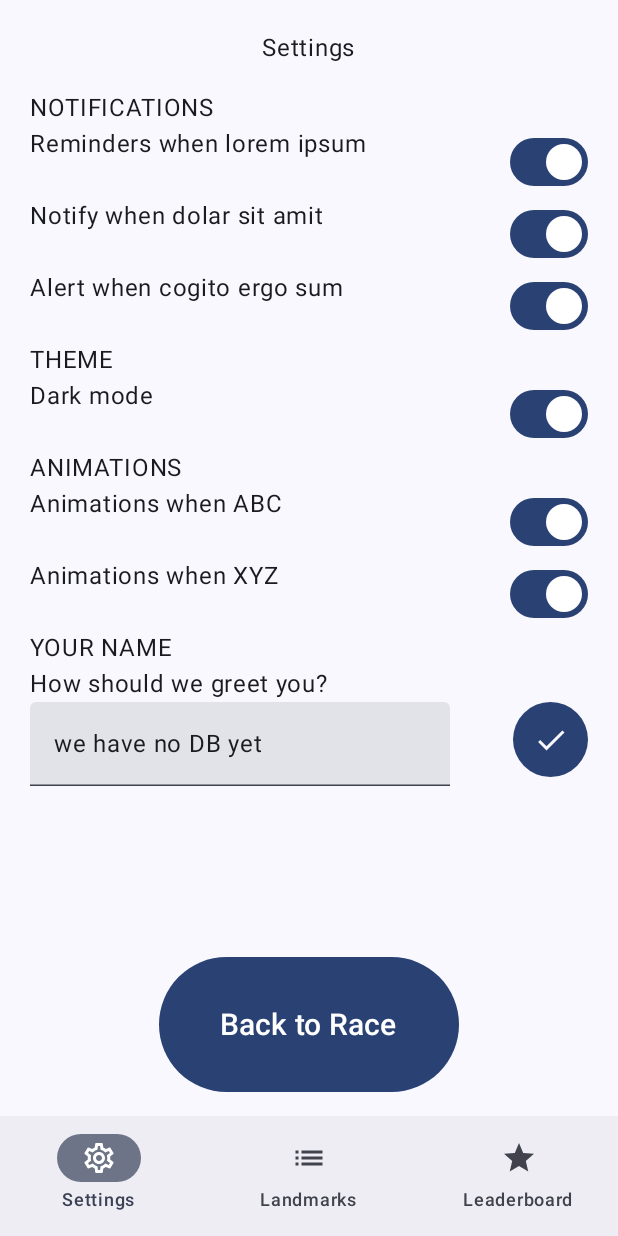
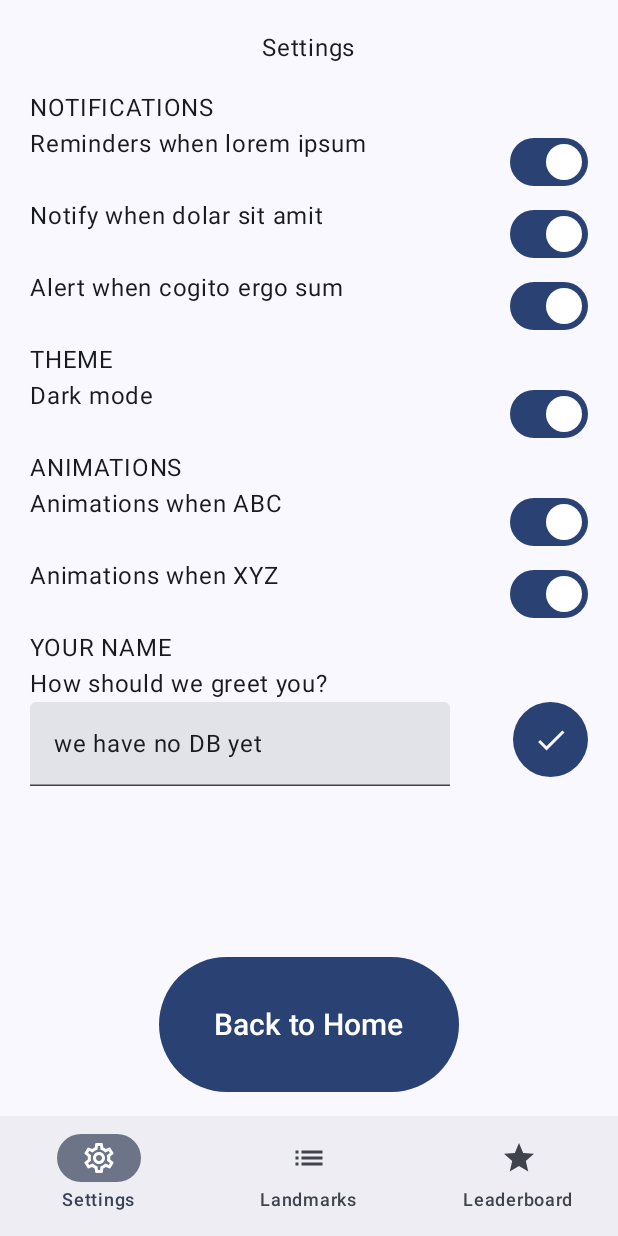
Before and after one commit to priscilla-if/UCanScan, an Android app built with Jetpack Compose: the PreferencesScreen screen opened through its navigation route, on a phone screen of 412 x 824 dp. Run offline under Robolectric (Android 15) with nearby library versions, the phone set to English and light mode, and no system bars.

Commit message:
Back to race button is now displayed as 'Back to Home' button if the user is not in a race and it'll take them back to the main menu. Fixed issue with top app bar not displaying on the settings screen

```diff
--- a/app/src/main/java/nz/ac/uclive/dsi61/ucanscan/screens/Landmarks.kt
+++ b/app/src/main/java/nz/ac/uclive/dsi61/ucanscan/screens/Landmarks.kt
@@ -81,7 +81,7 @@ fun LandmarksScreen(context: Context,
                 }
             }
 
-            BackToRaceButtonContainer(navController, innerPadding)
+            BackToRaceButtonContainer(navController, innerPadding, isRaceStartedModel.isRaceStarted)
 
             BackHandler {
                 navController.popBackStack()
--- a/app/src/main/java/nz/ac/uclive/dsi61/ucanscan/screens/Leaderboard.kt
+++ b/app/src/main/java/nz/ac/uclive/dsi61/ucanscan/screens/Leaderboard.kt
@@ -76,7 +76,7 @@ fun LeaderboardScreen(context: Context,
                 }
             }
 
-            BackToRaceButtonContainer(navController, innerPadding)
+            BackToRaceButtonContainer(navController, innerPadding, isRaceStartedModel.isRaceStarted)
 
         }
     )
--- a/app/src/main/java/nz/ac/uclive/dsi61/ucanscan/screens/Preferences.kt
+++ b/app/src/main/java/nz/ac/uclive/dsi61/ucanscan/screens/Preferences.kt
@@ -11,7 +11,6 @@ import androidx.compose.foundation.layout.Column
 import androidx.compose.foundation.layout.Row
 import androidx.compose.foundation.layout.Spacer
 import androidx.compose.foundation.layout.aspectRatio
-import androidx.compose.foundation.layout.fillMaxSize
 import androidx.compose.foundation.layout.fillMaxWidth
 import androidx.compose.foundation.layout.height
 import androidx.compose.foundation.layout.padding
@@ -23,7 +22,6 @@ import androidx.compose.material3.FilledIconButton
 import androidx.compose.material3.Icon
 import androidx.compose.material3.MaterialTheme
 import androidx.compose.material3.Scaffold
-import androidx.compose.material3.Surface
 import androidx.compose.material3.Switch
 import androidx.compose.material3.Text
 import androidx.compose.material3.TextField
@@ -63,12 +61,6 @@ fun PreferencesScreen(context: Context,
 
     Scaffold( bottomBar={ BottomNavigationBar(navController) },
         content={ innerPadding ->
-
-            Surface(
-            modifier = Modifier.fillMaxSize(),
-            color = MaterialTheme.colorScheme.background
-        ) {
-
             val openDialog = remember { mutableStateOf(false)  }
 
             TopNavigationBar(
@@ -83,16 +75,15 @@ fun PreferencesScreen(context: Context,
             StopwatchIncrementFunctionality(stopwatchViewModel)
 
 
-
                 Column(
                 modifier = Modifier
-                    .fillMaxWidth()
-                    .padding(20.dp),
+                    .fillMaxWidth().padding(20.dp),
                 horizontalAlignment = Alignment.CenterHorizontally
             ) {
 
-
-
+                    if (isRaceStartedModel.isRaceStarted.value) {
+                        Spacer(modifier = Modifier.height(50.dp))
+                    }
 
                 Text(
                     text = stringResource(R.string.preferences)
@@ -297,10 +288,9 @@ fun PreferencesScreen(context: Context,
                     }
                 }
             }
-            // TODO: Add a conditional so that this only displays if a race is in progress.
-            BackToRaceButtonContainer(navController, innerPadding)
+            BackToRaceButtonContainer(navController, innerPadding, isRaceStartedModel.isRaceStarted)
 
-        }
+
 
     })
 
--- a/app/src/main/java/nz/ac/uclive/dsi61/ucanscan/screens/Race.kt
+++ b/app/src/main/java/nz/ac/uclive/dsi61/ucanscan/screens/Race.kt
@@ -24,11 +24,8 @@ import androidx.compose.material3.Text
 import androidx.compose.runtime.Composable
 import androidx.compose.ui.Alignment
 import androidx.compose.ui.Modifier
-import androidx.compose.material3.AlertDialog
-import androidx.compose.material3.MaterialTheme
-import androidx.compose.material3.TopAppBar
-import androidx.compose.material3.TopAppBarDefaults
 import androidx.compose.runtime.LaunchedEffect
+import androidx.compose.runtime.State
 import androidx.compose.runtime.mutableStateOf
 import androidx.compose.runtime.remember
 import androidx.compose.runtime.withFrameMillis
@@ -160,7 +157,7 @@ fun RaceScreen(context: Context,
     )}
 
 @Composable
-fun BackToRaceButtonContainer(navController: NavController, innerPadding: PaddingValues) {
+fun BackToRaceButtonContainer(navController: NavController, innerPadding: PaddingValues, isRaceStarted: State<Boolean>) {
     Box(
         modifier = Modifier.fillMaxSize()
     ) {
@@ -174,14 +171,18 @@ fun BackToRaceButtonContainer(navController: NavController, innerPadding: Paddin
 
             Button(
                 onClick = {
-                    navController.navigate(Screens.Race.route)
+                    if (isRaceStarted.value) {
+                        navController.navigate(Screens.Race.route)
+                    } else {
+                        navController.navigate(Screens.MainMenu.route)
+                    }
                 },
                 modifier = Modifier.padding(bottom = innerPadding.calculateBottomPadding())
                     .size(width = 200.dp, height = 90.dp)
 
             ) {
                 Text(
-                    text = stringResource(R.string.back_to_race),
+                    text = stringResource( if (isRaceStarted.value) R.string.back_to_race else R.string.back_to_home),
                     fontSize = 20.sp
                 )
             }
--- a/app/src/main/res/values/strings.xml
+++ b/app/src/main/res/values/strings.xml
@@ -26,5 +26,5 @@
     <string name="give_up">Give Up</string>
     <string name="keep_racing">Keep Racing</string>
     <string name="give_up_desc">Are you sure you want to give up? Your progress will be lost.</string>
-
+    <string name="back_to_home">Back to Home</string>
 </resources>
```
Lines whose indentation alone changed are shown as unchanged.
